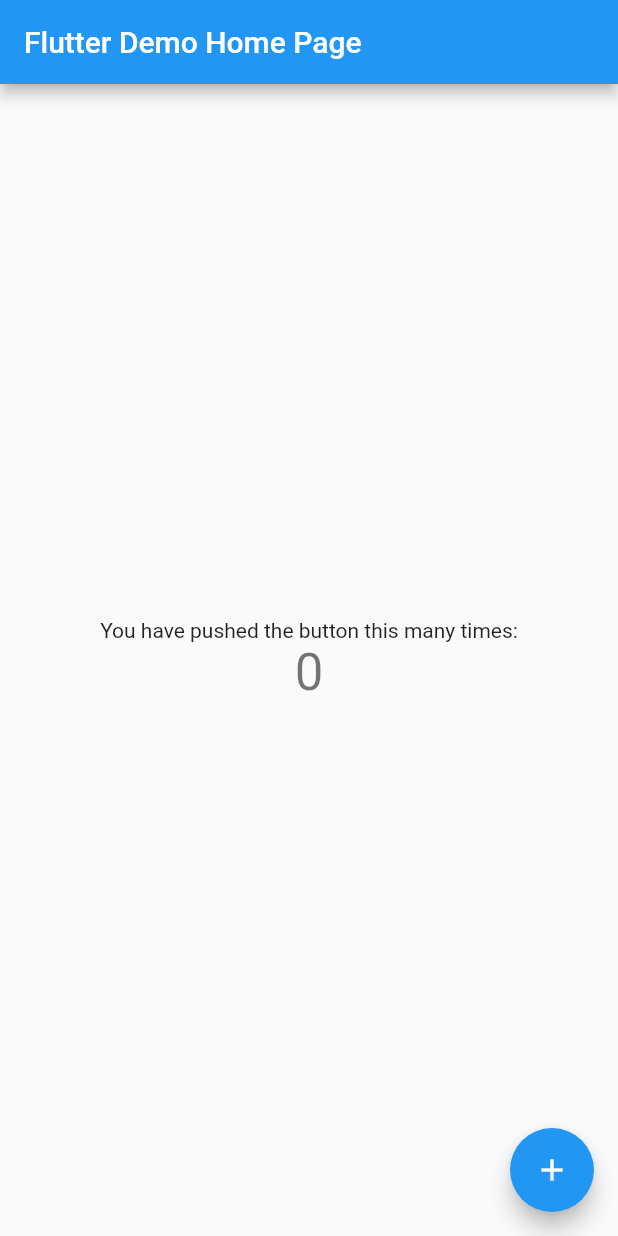
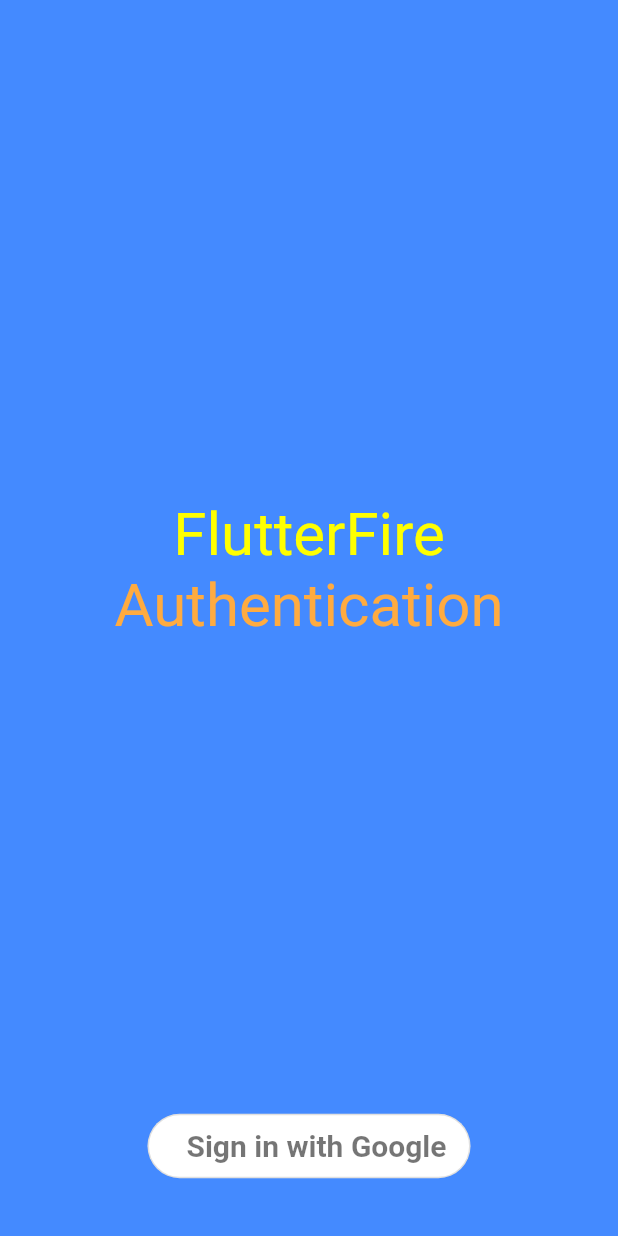
Before and after one commit to Asuraxsoul/The-Ultimate-Test, a Flutter app: the screen it shows after launch, on a phone screen of 412 x 824 dp. Run offline on Flutter 3.47's test engine with Material 2 defaults, Android fonts, the phone set to English and light mode, and no system bars; our stand-ins replace firebase_auth, firebase_core, google_sign_in; accounts and stored records are empty.

Commit message:
Setup firebase, google signin authentication

```diff
--- a/lib/main.dart
+++ b/lib/main.dart
@@ -1,4 +1,5 @@
 import 'package:flutter/material.dart';
+import 'package:the_ultimate_test/screens/sign_in_screen.dart';
 
 void main() {
   runApp(MyApp());
@@ -10,58 +11,11 @@
   Widget build(BuildContext context) {
     return MaterialApp(
       debugShowCheckedModeBanner: false,
-      title: 'Flutter Demo',
+      title: 'The Ultimate Test',
       theme: ThemeData(
         primarySwatch: Colors.blue,
       ),
-      home: MyHomePage(title: 'Flutter Demo Home Page'),
+      home: SignInScreen(),
     );
   }
 }
-
-class MyHomePage extends StatefulWidget {
-  MyHomePage({Key? key, required this.title}) : super(key: key);
-
-  final String title;
-
-  @override
-  _MyHomePageState createState() => _MyHomePageState();
-}
-
-class _MyHomePageState extends State<MyHomePage> {
-  int _counter = 0;
-
-  void _incrementCounter() {
-    setState(() {
-      _counter++;
-    });
-  }
-
-  @override // This method is rerun every time setState is called
-  Widget build(BuildContext context) {
-    return Scaffold(
-      appBar: AppBar(
-        title: Text(widget.title),
-      ),
-      body: Center(
-        child: Column(
-          mainAxisAlignment: MainAxisAlignment.center,
-          children: <Widget>[
-            Text(
-              'You have pushed the button this many times:',
-            ),
-            Text(
-              '$_counter',
-              style: Theme.of(context).textTheme.headline4,
-            ),
-          ],
-        ),
-      ),
-      floatingActionButton: FloatingActionButton(
-        onPressed: _incrementCounter,
-        tooltip: 'Increment',
-        child: Icon(Icons.add),
-      ),
-    );
-  }
-}
--- /dev/null
+++ b/lib/screens/sign_in_screen.dart
@@ -0,0 +1,78 @@
+import 'package:flutter/material.dart';
+import 'package:the_ultimate_test/utils/authentication.dart';
+import 'package:the_ultimate_test/utils/constants.dart';
+import 'package:the_ultimate_test/widgets/google_sign_in_button.dart';
+
+class SignInScreen extends StatefulWidget {
+  @override
+  _SignInScreenState createState() => _SignInScreenState();
+}
+
+class _SignInScreenState extends State<SignInScreen> {
+  @override
+  Widget build(BuildContext context) {
+    return Scaffold(
+      backgroundColor: primaryColor,
+      body: SafeArea(
+        child: Padding(
+          padding: const EdgeInsets.only(
+            left: 16.0,
+            right: 16.0,
+            bottom: 20.0,
+          ),
+          child: Column(
+            mainAxisSize: MainAxisSize.max,
+            children: [
+              Row(),
+              Expanded(
+                child: Column(
+                  mainAxisSize: MainAxisSize.min,
+                  mainAxisAlignment: MainAxisAlignment.center,
+                  children: [
+                    // Flexible(
+                    //   flex: 1,
+                    //   child: Image.asset(
+                    //     'assets/firebase_logo.png',
+                    //     height: 160,
+                    //   ),
+                    // ),
+                    SizedBox(height: 20),
+                    Text(
+                      'FlutterFire',
+                      style: TextStyle(
+                        color: firebaseYellow,
+                        fontSize: 40,
+                      ),
+                    ),
+                    Text(
+                      'Authentication',
+                      style: TextStyle(
+                        color: firebaseOrange,
+                        fontSize: 40,
+                      ),
+                    ),
+                  ],
+                ),
+              ),
+              FutureBuilder(
+                future: Authentication.initializeFirebase(context: context),
+                builder: (context, snapshot) {
+                  if (snapshot.hasError) {
+                    return Text('Error initializing Firebase');
+                  } else if (snapshot.connectionState == ConnectionState.done) {
+                    return GoogleSignInButton();
+                  }
+                  return CircularProgressIndicator(
+                    valueColor: AlwaysStoppedAnimation<Color>(
+                      firebaseOrange,
+                    ),
+                  );
+                },
+              ),
+            ],
+          ),
+        ),
+      ),
+    );
+  }
+}
--- /dev/null
+++ b/lib/utils/authentication.dart
@@ -0,0 +1,119 @@
+import 'package:flutter/material.dart';
+import 'package:firebase_auth/firebase_auth.dart';
+import 'package:firebase_core/firebase_core.dart';
+import 'package:google_sign_in/google_sign_in.dart';
+import 'package:flutter/foundation.dart' show kIsWeb;
+import 'package:the_ultimate_test/screens/main_screen.dart';
+
+class Authentication {
+  // Auto-login enabled
+  static Future<FirebaseApp> initializeFirebase({
+    required BuildContext context,
+  }) async {
+    FirebaseApp firebaseApp = await Firebase.initializeApp();
+
+    User? user = FirebaseAuth.instance.currentUser;
+
+    if (user != null) {
+      Navigator.of(context).pushReplacement(
+        MaterialPageRoute(
+          builder: (context) => MainScreen(
+            user: user,
+          ),
+        ),
+      );
+    }
+
+    return firebaseApp;
+  }
+
+  static Future<User?> signInWithGoogle({required BuildContext context}) async {
+    FirebaseAuth auth = FirebaseAuth.instance;
+    User? user;
+
+    if (kIsWeb) {
+      GoogleAuthProvider authProvider = GoogleAuthProvider();
+
+      try {
+        final UserCredential userCredential =
+            await auth.signInWithPopup(authProvider);
+        user = userCredential.user;
+      } catch (e) {
+        print(e);
+      }
+    } else {
+      final GoogleSignIn googleSignIn = GoogleSignIn();
+
+      final GoogleSignInAccount? googleSignInAccount =
+          await googleSignIn.signIn();
+
+      if (googleSignInAccount != null) {
+        final GoogleSignInAuthentication googleSignInAuthentication =
+            await googleSignInAccount.authentication;
+
+        final AuthCredential credential = GoogleAuthProvider.credential(
+          accessToken: googleSignInAuthentication.accessToken,
+          idToken: googleSignInAuthentication.idToken,
+        );
+
+        try {
+          final UserCredential userCredential =
+              await auth.signInWithCredential(credential);
+
+          user = userCredential.user;
+        } on FirebaseAuthException catch (e) {
+          if (e.code == 'account-exists-with-different-credential') {
+            ScaffoldMessenger.of(context).showSnackBar(
+              Authentication.customSnackBar(
+                content:
+                    'The account already exists with a different credential.',
+              ),
+            );
+          } else if (e.code == 'invalid-credential') {
+            ScaffoldMessenger.of(context).showSnackBar(
+              Authentication.customSnackBar(
+                content:
+                    'Error occurred while accessing credentials. Try again.',
+              ),
+            );
+          }
+        } catch (e) {
+          ScaffoldMessenger.of(context).showSnackBar(
+            Authentication.customSnackBar(
+              content: 'Error occurred using Google Sign-In. Try again.',
+            ),
+          );
+        }
+      }
+    }
+
+    return user;
+  }
+
+  static Future<void> signOut({required BuildContext context}) async {
+    final GoogleSignIn googleSignIn = GoogleSignIn();
+
+    try {
+      if (!kIsWeb) {
+        await googleSignIn.signOut();
+      }
+      await FirebaseAuth.instance.signOut();
+    } catch (e) {
+      ScaffoldMessenger.of(context).showSnackBar(
+        Authentication.customSnackBar(
+          content: 'Error signing out. Try again.',
+        ),
+      );
+    }
+  }
+
+  static SnackBar customSnackBar({required String content}) {
+    return SnackBar(
+      backgroundColor: Colors.black,
+      content: Text(
+        content,
+        style: TextStyle(color: Colors.redAccent, letterSpacing: 0.5),
+      ),
+    );
+  }
+}
--- /dev/null
+++ b/lib/utils/constants.dart
@@ -0,0 +1,7 @@
+import 'package:flutter/material.dart';
+
+Color primaryColor = Colors.blueAccent;
+Color secondaryColor = Colors.redAccent;
+Color tertiaryColor = Colors.blueGrey;
+Color firebaseYellow = Colors.yellowAccent;
+Color firebaseOrange = Colors.orangeAccent;
--- /dev/null
+++ b/lib/widgets/google_sign_in_button.dart
@@ -0,0 +1,80 @@
+import 'package:flutter/material.dart';
+import 'package:the_ultimate_test/screens/main_screen.dart';
+import 'package:the_ultimate_test/utils/authentication.dart';
+import 'package:firebase_auth/firebase_auth.dart';
+
+class GoogleSignInButton extends StatefulWidget {
+  @override
+  _GoogleSignInButtonState createState() => _GoogleSignInButtonState();
+}
+
+class _GoogleSignInButtonState extends State<GoogleSignInButton> {
+  bool _isSigningIn = false;
+
+  @override
+  Widget build(BuildContext context) {
+    return Padding(
+      padding: const EdgeInsets.only(bottom: 16.0),
+      child: _isSigningIn
+          ? CircularProgressIndicator(
+              valueColor: AlwaysStoppedAnimation<Color>(Colors.white),
+            )
+          : OutlinedButton(
+              style: ButtonStyle(
+                backgroundColor: MaterialStateProperty.all(Colors.white),
+                shape: MaterialStateProperty.all(
+                  RoundedRectangleBorder(
+                    borderRadius: BorderRadius.circular(40),
+                  ),
+                ),
+              ),
+              onPressed: () async {
+                setState(() {
+                  _isSigningIn = true;
+                });
+
+                User? user =
+                    await Authentication.signInWithGoogle(context: context);
+
+                setState(() {
+                  _isSigningIn = false;
+                });
+
+                if (user != null) {
+                  Navigator.of(context).pushReplacement(
+                    MaterialPageRoute(
+                      builder: (context) => MainScreen(
+                        user: user,
+                      ),
+                    ),
+                  );
+                }
+              },
+              child: Padding(
+                padding: const EdgeInsets.fromLTRB(0, 10, 0, 10),
+                child: Row(
+                  mainAxisSize: MainAxisSize.min,
+                  mainAxisAlignment: MainAxisAlignment.center,
+                  children: <Widget>[
+                    // Image(
+                    //   image: AssetImage("assets/google_logo.png"),
+                    //   height: 35.0,
+                    // ),
+                    Padding(
+                      padding: const EdgeInsets.only(left: 10),
+                      child: Text(
+                        'Sign in with Google',
+                        style: TextStyle(
+                          fontSize: 20,
+                          color: Colors.black54,
+                          fontWeight: FontWeight.w600,
+                        ),
+                      ),
+                    )
+                  ],
+                ),
+              ),
+            ),
+    );
+  }
+}
```
Also changed, not shown: lib/screens/main_screen.dart (added, +170 -0 lines), pubspec.yaml (+7 -3 lines), pubspec.lock, 2 other files.
